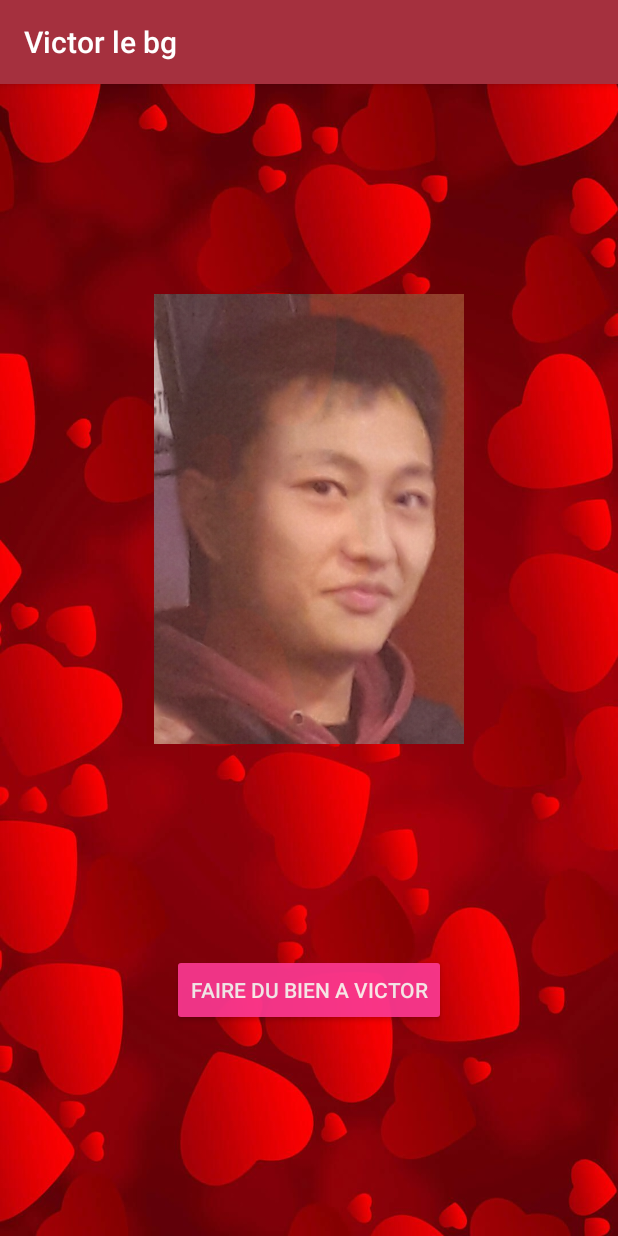
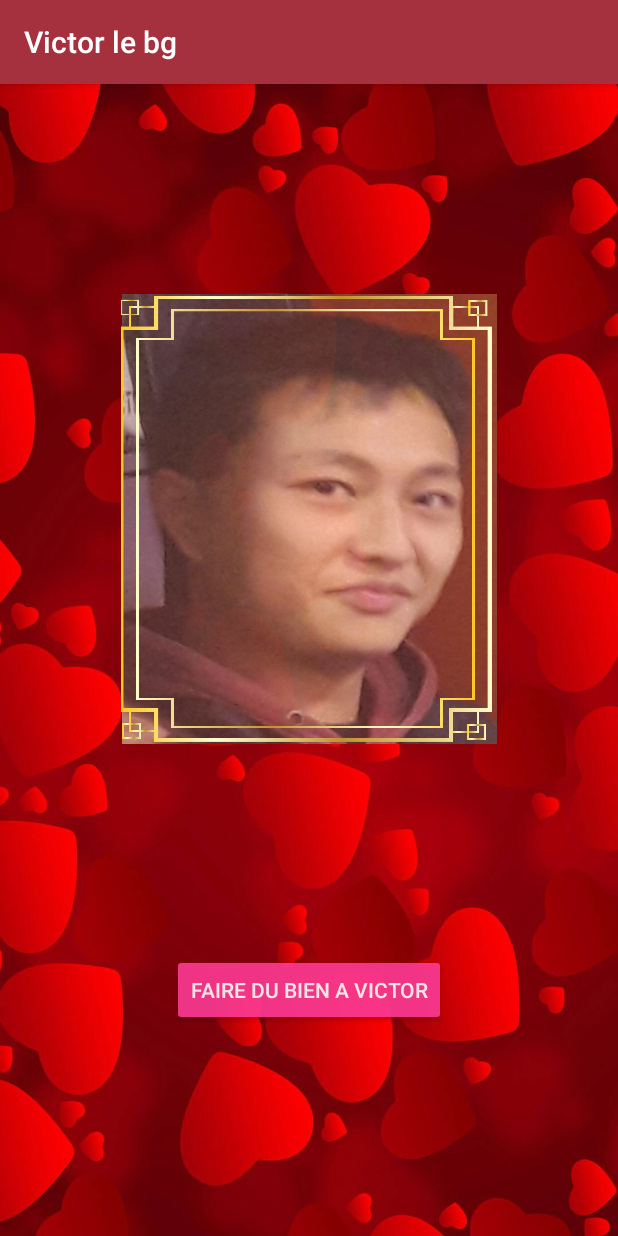
Before and after one commit to Batoch/androidyouyou, an Android app: the screen it shows after launch (MainActivity), on a phone screen of 412 x 824 dp. Run offline under Robolectric (Android 15) with nearby library versions, the phone set to English and light mode, and no system bars.

Commit message:
[GUI] adding frames

```diff
--- a/app/src/main/java/com/plaisir/victor/MainActivity.kt
+++ b/app/src/main/java/com/plaisir/victor/MainActivity.kt
@@ -20,10 +20,12 @@ class MainActivity : AppCompatActivity() {
     fun changervictor(view: View) {
         if (victorEstNormal) {
             findViewById<ImageView>(R.id.a_main_img_victor).setImageResource(R.drawable.victorheureux)
+            findViewById<ImageView>(R.id.a_main_frame).setImageResource(R.drawable.fire_frame_design)
             findViewById<Button>(R.id.a_main_btn).text = getString(R.string.CalmerVictor)
             Toast.makeText(this, "Hmmm c'est bon", Toast.LENGTH_SHORT).show()
         } else {
             findViewById<ImageView>(R.id.a_main_img_victor).setImageResource(R.drawable.victornormal)
+            findViewById<ImageView>(R.id.a_main_frame).setImageResource(R.drawable.gold_frame_design)
             findViewById<Button>(R.id.a_main_btn).text = getString(R.string.faire_du_bien_a_victor)
             Toast.makeText(this, "Merci mec !", Toast.LENGTH_SHORT).show()
         }
--- a/app/src/main/res/layout/activity_main.xml
+++ b/app/src/main/res/layout/activity_main.xml
@@ -23,16 +23,35 @@
 
     <ImageView
         android:id="@+id/a_main_img_victor"
-        android:layout_width="300dp"
+        android:layout_width="250dp"
         android:layout_height="300dp"
+        android:adjustViewBounds="false"
         android:alpha="0.9"
         android:contentDescription="@string/la_belle_image_de_base"
+        android:cropToPadding="false"
+        android:scaleType="fitXY"
         android:tint="#FFFFFF"
         app:layout_constraintBottom_toTopOf="@+id/a_main_btn"
         app:layout_constraintEnd_toEndOf="parent"
         app:layout_constraintStart_toStartOf="parent"
         app:layout_constraintTop_toTopOf="parent"
         app:srcCompat="@drawable/victornormal"
-        app:tint="#31E88989" />
+        app:tint="#31E88989"
+        tools:ignore="UseAppTint" />
+
+    <ImageView
+        android:id="@+id/a_main_frame"
+        android:layout_width="250dp"
+        android:layout_height="300dp"
+        android:adjustViewBounds="false"
+        android:cropToPadding="false"
+        android:scaleType="fitXY"
+        android:contentDescription="@string/img_frame"
+        app:layout_constraintBottom_toTopOf="@+id/a_main_btn"
+        app:layout_constraintEnd_toEndOf="parent"
+        app:layout_constraintHorizontal_bias="0.496"
+        app:layout_constraintStart_toStartOf="parent"
+        app:layout_constraintTop_toTopOf="parent"
+        app:srcCompat="@drawable/gold_frame_design" />
 
 </androidx.constraintlayout.widget.ConstraintLayout>
--- a/app/src/main/res/values/strings.xml
+++ b/app/src/main/res/values/strings.xml
@@ -12,4 +12,5 @@
     <string name="victorheureux">victorheureux</string>
     <string name="CalmerVictor">Calmer victor</string>
     <string name="love_theme">love_theme</string>
+    <string name="img_frame">img_frame</string>
 </resources>
```
Also changed, not shown: app/src/main/res/drawable/fire_frame_design.png (added), app/src/main/res/drawable/gold_frame_design.png (added).
